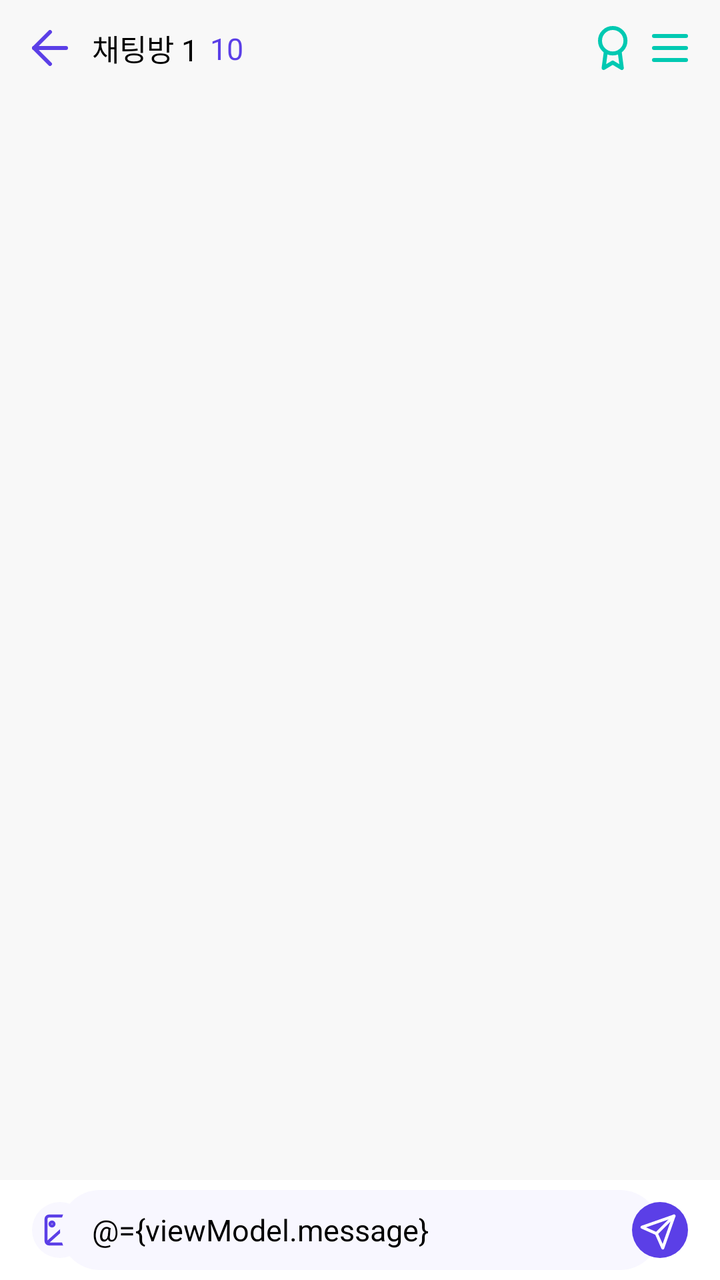
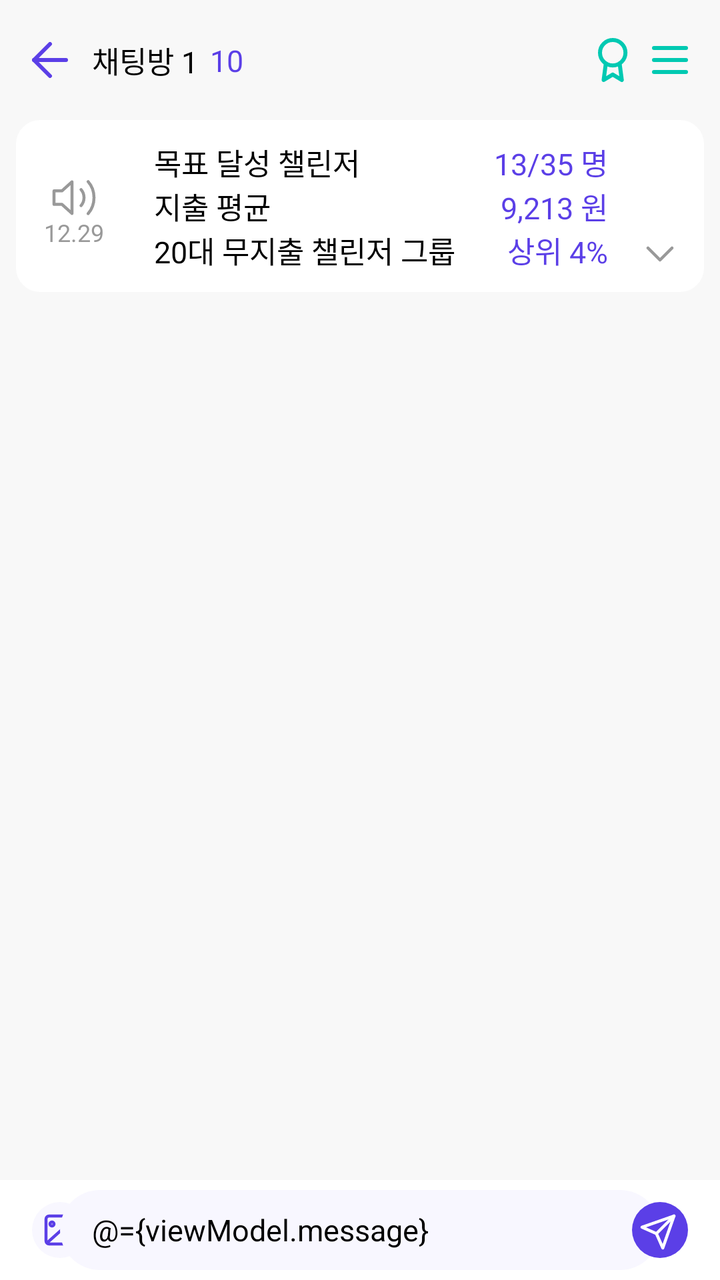

Before-and-after screenshots of an Android layout around one commit, followed by the original layout XML and the change that was made.
<!-- AndroidManifest.xml: application theme Theme.Yeongkkuel -->
<!-- res/layout/fragment_chat_group.xml -->
<?xml version="1.0" encoding="utf-8"?>
<layout
    xmlns:android="http://schemas.android.com/apk/res/android"
    xmlns:app="http://schemas.android.com/apk/res-auto"
    xmlns:tools="http://schemas.android.com/tools">

    <data>
        <variable
            name="viewModel"
            type="com.example.yeongkkuel.presentation.chat.ChatGroupViewModel" />
    </data>

    <androidx.constraintlayout.widget.ConstraintLayout
        android:layout_width="match_parent"
        android:layout_height="match_parent"
        android:background="@color/black0">

        <androidx.constraintlayout.widget.Guideline
            android:id="@+id/guideline_app_bar_h"
            android:layout_width="wrap_content"
            android:layout_height="wrap_content"
            android:orientation="horizontal"
            app:layout_constraintGuide_percent="0.01" />

        <androidx.core.widget.NestedScrollView
            android:layout_width="match_parent"
            android:layout_height="wrap_content"
            android:orientation="vertical"
            app:layout_constraintStart_toStartOf="parent"
            app:layout_constraintTop_toBottomOf="@+id/app_bar">

            <androidx.recyclerview.widget.RecyclerView
                android:id="@+id/rv_chat_group"
                android:layout_width="match_parent"
                android:layout_height="wrap_content"
                android:layout_gravity="center_horizontal"
                tools:listitem="@layout/item_chat_other"
                app:layoutManager="androidx.recyclerview.widget.LinearLayoutManager" />

        </androidx.core.widget.NestedScrollView>

        <androidx.constraintlayout.widget.ConstraintLayout
            android:id="@+id/layout_chat_input"
            android:layout_width="match_parent"
            android:layout_height="50dp"
            android:background="@color/white"
            app:layout_constraintStart_toStartOf="parent"
            app:layout_constraintBottom_toBottomOf="parent">

            <ImageView
                android:id="@+id/btn_chat_gallery"
                android:layout_width="wrap_content"
                android:layout_height="wrap_content"
                android:src="@drawable/btn_chat_gallery"
                android:layout_marginStart="16dp"
                app:layout_constraintStart_toStartOf="parent"
                app:layout_constraintTop_toTopOf="parent"
                app:layout_constraintBottom_toBottomOf="parent"/>

            <EditText
                android:id="@+id/chat_message_input"
                android:layout_width="300dp"
                android:layout_height="40dp"
                android:text="@={viewModel.message}"
                android:textColor="@color/black"
                style="@style/body_regula"
                android:hint="메시지를 입력하세요"
                android:textColorHint="@color/black2"
                android:paddingStart="16dp"
                android:paddingEnd="5dp"
                android:imeOptions="actionDone"
                android:inputType="text"
                android:background="@drawable/bg_input_chat_message"
                app:layout_constraintStart_toStartOf="parent"
                app:layout_constraintEnd_toEndOf="parent"
                app:layout_constraintTop_toTopOf="parent"
                app:layout_constraintBottom_toBottomOf="parent" />

            <ImageView
                android:id="@+id/btn_send"
                android:layout_width="wrap_content"
                android:layout_height="wrap_content"
                android:src="@drawable/btn_send"
                android:layout_marginEnd="16dp"
                app:layout_constraintEnd_toEndOf="parent"
                app:layout_constraintTop_toTopOf="parent"
                app:layout_constraintBottom_toBottomOf="parent"/>

        </androidx.constraintlayout.widget.ConstraintLayout>

        <androidx.constraintlayout.widget.ConstraintLayout
            android:id="@+id/app_bar"
            android:layout_width="match_parent"
            android:layout_height="48dp"
            app:layout_constraintStart_toStartOf="parent"
            app:layout_constraintTop_toTopOf="parent">

            <ImageView
                android:id="@+id/btn_back"
                android:layout_width="wrap_content"
                android:layout_height="wrap_content"
                android:src="@drawable/btn_back"
                android:layout_marginStart="16dp"
                app:layout_constraintStart_toStartOf="parent"
                app:layout_constraintTop_toTopOf="parent"
                app:layout_constraintBottom_toBottomOf="parent"/>

            <TextView
                android:id="@+id/tv_title_chat_group"
                android:layout_width="wrap_content"
                android:layout_height="wrap_content"
                android:text="채팅방 1"
                android:textColor="@color/black"
                style="@style/body_semibo"
                android:layout_marginStart="12dp"
                app:layout_constraintStart_toEndOf="@+id/btn_back"
                app:layout_constraintTop_toTopOf="parent"
                app:layout_constraintBottom_toBottomOf="parent"/>

            <TextView
                android:id="@+id/tv_amount_people_chat_group"
                android:layout_width="wrap_content"
                android:layout_height="wrap_content"
                android:text="10"
                android:textColor="@color/main1"
                style="@style/body_semibo"
                android:layout_marginStart="6dp"
                app:layout_constraintStart_toEndOf="@+id/tv_title_chat_group"
                app:layout_constraintTop_toTopOf="parent"
                app:layout_constraintBottom_toBottomOf="parent"/>

            <ImageView
                android:id="@+id/btn_rank"
                android:layout_width="wrap_content"
                android:layout_height="wrap_content"
                android:src="@drawable/btn_rank"
                android:layout_marginEnd="12dp"
                app:layout_constraintEnd_toStartOf="@+id/btn_menu"
                app:layout_constraintTop_toTopOf="parent"
                app:layout_constraintBottom_toBottomOf="parent"/>

            <ImageView
                android:id="@+id/btn_menu"
                android:layout_width="wrap_content"
                android:layout_height="wrap_content"
                android:src="@drawable/btn_menu"
                android:layout_marginEnd="16dp"
                app:layout_constraintEnd_toEndOf="parent"
                app:layout_constraintTop_toTopOf="parent"
                app:layout_constraintBottom_toBottomOf="parent"/>

        </androidx.constraintlayout.widget.ConstraintLayout>
    </androidx.constraintlayout.widget.ConstraintLayout>
</layout>
<!-- res/layout/item_chat_other.xml (included above) -->
<?xml version="1.0" encoding="utf-8"?>
<androidx.constraintlayout.widget.ConstraintLayout
    xmlns:android="http://schemas.android.com/apk/res/android"
    xmlns:app="http://schemas.android.com/apk/res-auto"
    android:layout_width="match_parent"
    android:layout_height="wrap_content"
    android:background="@color/transparent"
    android:orientation="vertical"
    android:padding="8dp">

    <ImageView
        android:id="@+id/iv_profile_sender"
        android:layout_width="40dp"
        android:layout_height="40dp"
        android:scaleType="centerCrop"
        android:layout_marginStart="12dp"
        app:layout_constraintStart_toStartOf="parent"
        app:layout_constraintTop_toTopOf="parent"/>

    <TextView
        android:id="@+id/tv_nickname_sender"
        android:text="사용자"
        android:textColor="@color/black"
        android:textSize="12sp"
        style="@style/body_regula"
        android:layout_width="wrap_content"
        android:layout_height="wrap_content"
        android:layout_marginStart="12dp"
        app:layout_constraintStart_toEndOf="@+id/iv_profile_sender"
        app:layout_constraintTop_toTopOf="@+id/iv_profile_sender" />

    <TextView
        android:id="@+id/tv_chat_message"
        android:layout_width="wrap_content"
        android:layout_height="wrap_content"
        android:textColor="@color/black"
        android:textSize="15sp"
        style="@style/body_regula"
        android:maxWidth="230dp"
        android:padding="8dp"
        android:layout_marginTop="4dp"
        android:lineSpacingExtra="5dp"
        android:background="@drawable/bg_chat_message_other"
        app:layout_constraintStart_toStartOf="@+id/tv_nickname_sender"
        app:layout_constraintTop_toBottomOf="@+id/tv_nickname_sender"/>

    <TextView
        android:id="@+id/tv_amount_people_read"
        android:layout_width="wrap_content"
        android:layout_height="wrap_content"
        android:layout_marginStart="8dp"
        android:textColor="@color/main1"
        android:textSize="8sp"
        style="@style/tiny_medium"
        app:layout_constraintStart_toEndOf="@+id/tv_chat_message"
        app:layout_constraintBottom_toTopOf="@+id/tv_time_message"/>

    <TextView
        android:id="@+id/tv_time_message"
        android:layout_width="wrap_content"
        android:layout_height="wrap_content"
        android:textSize="8sp"
        style="@style/tiny_medium"
        app:layout_constraintStart_toStartOf="@+id/tv_amount_people_read"
        app:layout_constraintBottom_toBottomOf="@+id/tv_chat_message"/>

</androidx.constraintlayout.widget.ConstraintLayout>
<!-- resources referenced by this layout -->
<resources>
  <color name="black">#FF000000</color>
  <color name="black0">#F8F8F8</color>
  <color name="black2">#999999</color>
  <color name="main1">#5B3FE7</color>
  <color name="transparent">#00000000</color>
  <color name="white">#FFFFFFFF</color>
  <style name="body_regula">
          <item name="android:fontStyle">normal</item>
          <item name="android:fontFamily">sans-serif</item>
          <item name="android:fontWeight">400</item>
          <item name="android:textSize">15sp</item>
      </style>
  <style name="body_semibo">
          <item name="android:fontStyle">normal</item>
          <item name="android:fontFamily">sans-serif</item>
          <item name="android:fontWeight">600</item>
          <item name="android:textSize">15sp</item>
      </style>
  <style name="tiny_medium">
          <item name="android:fontStyle">normal</item>
          <item name="android:fontFamily">sans-serif</item>
          <item name="android:fontWeight">500</item>
          <item name="android:textSize">8sp</item>
      </style>
  <style name="Theme.Yeongkkuel" parent="Base.Theme.Yeongkkuel" />
  <color name="main2">#F8F7FF</color>
  <style name="Base.Theme.Yeongkkuel" parent="Theme.Material3.DayNight.NoActionBar">
          
          
          <item name="android:windowBackground">@android:color/white</item>
      </style>
  <!-- unchanged entries left out for length: 7 -->
</resources>

<!-- the commit's change to res/layout/fragment_chat_group.xml (unified diff, before → after) -->
@@ -91,7 +91,7 @@
         <androidx.constraintlayout.widget.ConstraintLayout
             android:id="@+id/app_bar"
             android:layout_width="match_parent"
-            android:layout_height="48dp"
+            android:layout_height="60dp"
             app:layout_constraintStart_toStartOf="parent"
             app:layout_constraintTop_toTopOf="parent">
 
@@ -148,6 +148,158 @@
                 app:layout_constraintEnd_toEndOf="parent"
                 app:layout_constraintTop_toTopOf="parent"
                 app:layout_constraintBottom_toBottomOf="parent"/>
+
+        </androidx.constraintlayout.widget.ConstraintLayout>
+
+        <androidx.constraintlayout.widget.ConstraintLayout
+            android:id="@+id/cl_chat_group_banner"
+            android:layout_width="0dp"
+            android:layout_height="wrap_content"
+            android:layout_marginStart="8dp"
+            android:layout_marginEnd="8dp"
+            android:paddingTop="10dp"
+            android:paddingBottom="10dp"
+            android:background="@drawable/bg_chat_room_banner"
+            app:layout_constraintStart_toStartOf="parent"
+            app:layout_constraintEnd_toEndOf="parent"
+            app:layout_constraintTop_toBottomOf="@+id/app_bar">
+            
+            <androidx.constraintlayout.widget.Guideline
+                android:id="@+id/gl_chat_group_banner"
+                android:layout_width="wrap_content"
+                android:layout_height="wrap_content"
+                android:orientation="vertical"
+                app:layout_constraintGuide_percent="0.5" />
+
+            <ImageView
+                android:id="@+id/iv_banner"
+                android:layout_width="wrap_content"
+                android:layout_height="wrap_content"
+                android:src="@drawable/ic_banner"
+                android:layout_marginStart="18dp"
+                android:layout_marginTop="20dp"
+                app:layout_constraintStart_toStartOf="parent"
+                app:layout_constraintTop_toTopOf="parent" />
+
+            <TextView
+                android:layout_width="wrap_content"
+                android:layout_height="wrap_content"
+                android:text="12.29"
+                android:textColor="@color/black2"
+                style="@style/small_semib"
+                app:layout_constraintStart_toStartOf="@+id/iv_banner"
+                app:layout_constraintEnd_toEndOf="@+id/iv_banner"
+                app:layout_constraintTop_toBottomOf="@+id/iv_banner" />
+
+            <TextView
+                android:id="@+id/tv_goal_success_challenger"
+                android:layout_width="wrap_content"
+                android:layout_height="wrap_content"
+                android:text="목표 달성 챌린저"
+                android:textColor="@color/black"
+                style="@style/body_regula"
+                android:layout_marginStart="29dp"
+                app:layout_constraintStart_toEndOf="@+id/iv_banner"
+                app:layout_constraintTop_toTopOf="parent" />
+
+            <TextView
+                android:id="@+id/tv_expense_average"
+                android:layout_width="wrap_content"
+                android:layout_height="wrap_content"
+                android:text="지출 평균"
+                android:textColor="@color/black"
+                style="@style/body_regula"
+                app:layout_constraintStart_toStartOf="@+id/tv_goal_success_challenger"
+                app:layout_constraintTop_toBottomOf="@+id/tv_goal_success_challenger" />
+
+            <TextView
+                android:id="@+id/tv_rank_group_age"
+                android:layout_width="wrap_content"
+                android:layout_height="wrap_content"
+                android:text="20대 무지출 챌린저 그룹"
+                android:textColor="@color/black"
+                style="@style/body_regula"
+                app:layout_constraintStart_toStartOf="@+id/tv_expense_average"
+                app:layout_constraintTop_toBottomOf="@+id/tv_expense_average" />
+
+            <TextView
+                android:id="@+id/tv_data_goal_success_challenger"
+                android:layout_width="wrap_content"
+                android:layout_height="wrap_content"
+                android:text="13/35 명"
+                android:textColor="@color/main1"
+                style="@style/body_medium"
+                android:layout_marginEnd="48dp"
+                app:layout_constraintEnd_toEndOf="parent"
+                app:layout_constraintTop_toTopOf="parent" />
+
+            <TextView
+                android:id="@+id/tv_data_expense_average"
+                android:layout_width="wrap_content"
+                android:layout_height="wrap_content"
+                android:text="9,213 원"
+                android:textColor="@color/main1"
+                style="@style/body_medium"
+                app:layout_constraintEnd_toEndOf="@+id/tv_data_goal_success_challenger"
+                app:layout_constraintTop_toBottomOf="@+id/tv_data_goal_success_challenger" />
+
+            <TextView
+                android:id="@+id/tv_data_rank_group_age"
+                android:layout_width="wrap_content"
+                android:layout_height="wrap_content"
+                android:text="상위 4%"
+                android:textColor="@color/main1"
+                style="@style/body_medium"
+                app:layout_constraintEnd_toEndOf="@+id/tv_data_goal_success_challenger"
+                app:layout_constraintTop_toBottomOf="@+id/tv_data_expense_average" />
+
+            <ImageView
+                android:id="@+id/iv_banner_arrow"
+                android:layout_width="wrap_content"
+                android:layout_height="wrap_content"
+                android:src="@drawable/ic_arrow_bottom"
+                android:layout_marginEnd="15dp"
+                android:layout_marginBottom="5dp"
+                app:layout_constraintEnd_toEndOf="parent"
+                app:layout_constraintBottom_toBottomOf="@+id/tv_data_rank_group_age" />
+
+            <TextView
+                android:id="@+id/btn_delete_banner"
+                android:layout_width="0dp"
+                android:layout_height="wrap_content"
+                android:text="삭제"
+                android:textColor="@color/black"
+                style="@style/small_regul"
+                android:background="@drawable/bg_banner_btn"
+                android:paddingTop="4dp"
+                android:paddingBottom="4dp"
+                android:gravity="center"
+                android:layout_marginStart="12dp"
+                android:layout_marginEnd="4dp"
+                android:layout_marginTop="12dp"
+                android:visibility="gone"
+                app:layout_constraintStart_toStartOf="parent"
+                app:layout_constraintEnd_toEndOf="@+id/gl_chat_group_banner"
+                app:layout_constraintTop_toBottomOf="@+id/tv_rank_group_age" />
+
+            <TextView
+                android:id="@+id/btn_fold_banner"
+                android:layout_width="0dp"
+                android:layout_height="wrap_content"
+                android:text="접어두기"
+                android:textColor="@color/black"
+                style="@style/small_regul"
+                android:background="@drawable/bg_banner_btn"
+                android:paddingTop="4dp"
+                android:paddingBottom="4dp"
+                android:gravity="center"
+                android:layout_marginStart="4dp"
+                android:layout_marginEnd="12dp"
+                android:layout_marginTop="12dp"
+                android:visibility="gone"
+                app:layout_constraintStart_toEndOf="@+id/gl_chat_group_banner"
+                app:layout_constraintEnd_toEndOf="parent"
+                app:layout_constraintTop_toBottomOf="@+id/tv_rank_group_age" />
 
         </androidx.constraintlayout.widget.ConstraintLayout>
     </androidx.constraintlayout.widget.ConstraintLayout>
<!-- resource entries referenced after the edit -->
@@ -6,6 +6,59 @@
   <color name="main1">#5B3FE7</color>
   <color name="transparent">#00000000</color>
   <color name="white">#FFFFFFFF</color>
+  <!-- drawable bg_banner_btn (drawable) -->
+  <?xml version="1.0" encoding="utf-8"?>
+  <shape xmlns:android="http://schemas.android.com/apk/res/android">
+      <solid android:color="@color/main2" />
+      <corners android:radius="8dp"/>
+  </shape>
+  <!-- drawable bg_chat_room_banner (drawable) -->
+  <?xml version="1.0" encoding="utf-8"?>
+  <shape xmlns:android="http://schemas.android.com/apk/res/android">
+      <solid android:color="@color/white"/>
+      <corners android:radius="12dp"/>
+  </shape>
+  <!-- drawable ic_arrow_bottom (drawable) -->
+  <vector xmlns:android="http://schemas.android.com/apk/res/android"
+      android:width="14dp"
+      android:height="8dp"
+      android:viewportWidth="14"
+      android:viewportHeight="8">
+    <path
+        android:pathData="M1,1L7,7L13,1"
+        android:strokeLineJoin="round"
+        android:strokeWidth="1.5"
+        android:fillColor="#00000000"
+        android:strokeColor="#999999"
+        android:strokeLineCap="round"/>
+  </vector>
+  <!-- drawable ic_banner (drawable) -->
+  <vector xmlns:android="http://schemas.android.com/apk/res/android"
+      android:width="22dp"
+      android:height="18dp"
+      android:viewportWidth="22"
+      android:viewportHeight="18">
+    <path
+        android:pathData="M10,0.899L5,5.418H1V12.197H5L10,16.716V0.899Z"
+        android:strokeLineJoin="round"
+        android:strokeWidth="1.5"
+        android:fillColor="#00000000"
+        android:strokeColor="#999999"
+        android:strokeLineCap="round"/>
+    <path
+        android:pathData="M18.07,0.82C19.945,2.939 20.998,5.812 20.998,8.808C20.998,11.803 19.945,14.677 18.07,16.795M14.54,4.808C15.477,5.868 16.004,7.304 16.004,8.802C16.004,10.3 15.477,11.736 14.54,12.796"
+        android:strokeLineJoin="round"
+        android:strokeWidth="1.5"
+        android:fillColor="#00000000"
+        android:strokeColor="#999999"
+        android:strokeLineCap="round"/>
+  </vector>
+  <style name="body_medium">
+          <item name="android:fontStyle">normal</item>
+          <item name="android:fontFamily">sans-serif</item>
+          <item name="android:fontWeight">500</item>
+          <item name="android:textSize">15sp</item>
+      </style>
   <style name="body_regula">
           <item name="android:fontStyle">normal</item>
           <item name="android:fontFamily">sans-serif</item>
@@ -17,6 +70,18 @@
           <item name="android:fontFamily">sans-serif</item>
           <item name="android:fontWeight">600</item>
           <item name="android:textSize">15sp</item>
+      </style>
+  <style name="small_regul">
+          <item name="android:fontStyle">normal</item>
+          <item name="android:fontFamily">sans-serif</item>
+          <item name="android:fontWeight">400</item>
+          <item name="android:textSize">12sp</item>
+      </style>
+  <style name="small_semib">
+          <item name="android:fontStyle">normal</item>
+          <item name="android:fontFamily">sans-serif</item>
+          <item name="android:fontWeight">600</item>
+          <item name="android:textSize">12sp</item>
       </style>
   <style name="tiny_medium">
           <item name="android:fontStyle">normal</item>
